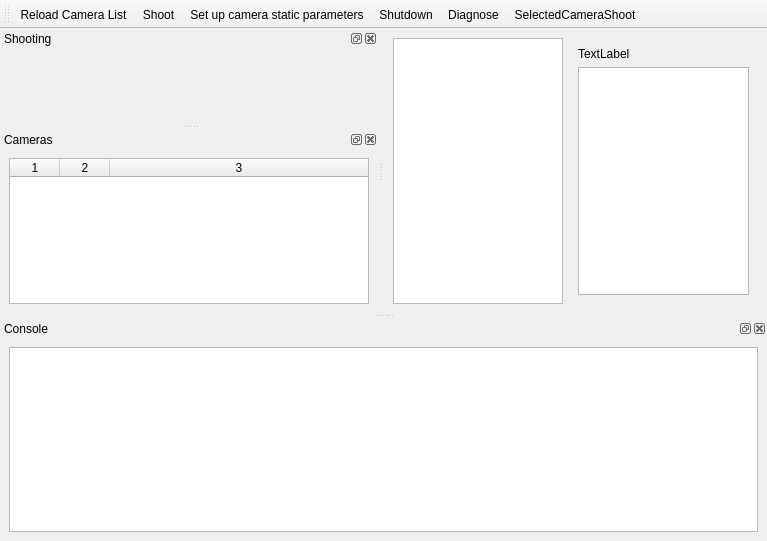
novokrest/Photo, file QtCreator/PhotoB/mainwindow.ui: the form before one commit.
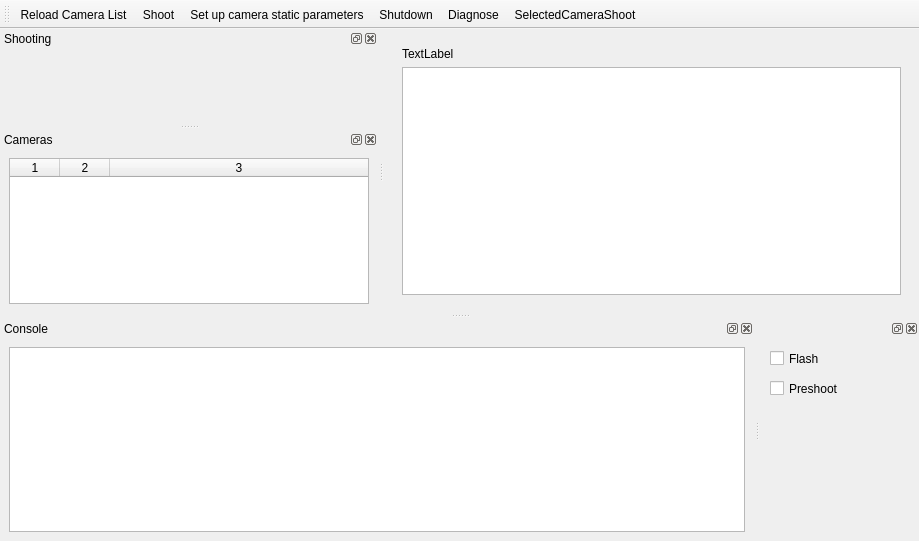
The form after the commit. Icons and pictures are not drawn. Custom widgets are drawn as their Qt base class.

Commit message: make multicam preshoot, flash and shootremote

```diff
--- a/QtCreator/PhotoB/mainwindow.ui
+++ b/QtCreator/PhotoB/mainwindow.ui
@@ -6,7 +6,7 @@
    <rect>
     <x>0</x>
     <y>0</y>
-    <width>767</width>
+    <width>919</width>
     <height>541</height>
    </rect>
   </property>
@@ -27,9 +27,6 @@
   </property>
   <widget class="QWidget" name="centralwidget">
    <layout class="QHBoxLayout" name="horizontalLayout">
-    <item>
-     <widget class="QTableView" name="tableView"/>
-    </item>
     <item>
      <widget class="QWidget" name="widget" native="true">
       <layout class="QVBoxLayout" name="verticalLayout">
@@ -179,6 +176,42 @@
    <addaction name="actionDiagnose"/>
    <addaction name="actionSelectedCameraShoot"/>
   </widget>
+  <widget class="QDockWidget" name="dockWidget_4">
+   <attribute name="dockWidgetArea">
+    <number>8</number>
+   </attribute>
+   <widget class="QWidget" name="dockWidgetContents_4">
+    <widget class="QCheckBox" name="flashCheckBox">
+     <property name="geometry">
+      <rect>
+       <x>10</x>
+       <y>10</y>
+       <width>61</width>
+       <height>21</height>
+      </rect>
+     </property>
+     <property name="text">
+      <string>Flash</string>
+     </property>
+     <property name="checked">
+      <bool>false</bool>
+     </property>
+    </widget>
+    <widget class="QCheckBox" name="preshootCheckBox">
+     <property name="geometry">
+      <rect>
+       <x>10</x>
+       <y>40</y>
+       <width>85</width>
+       <height>21</height>
+      </rect>
+     </property>
+     <property name="text">
+      <string>Preshoot</string>
+     </property>
+    </widget>
+   </widget>
+  </widget>
   <action name="actionReloadCameras">
    <property name="icon">
     <iconset resource="photobooth.qrc">
```
Left out of the diff: 2 changed lines with no effect on the pictures. The commit also changes 6 other files.
